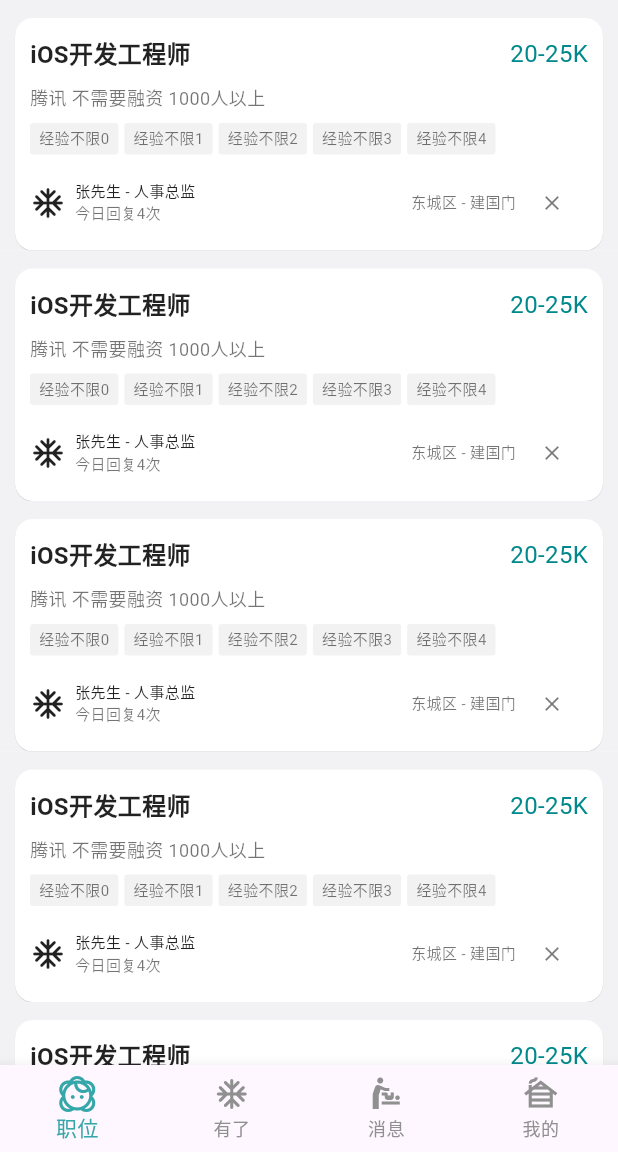
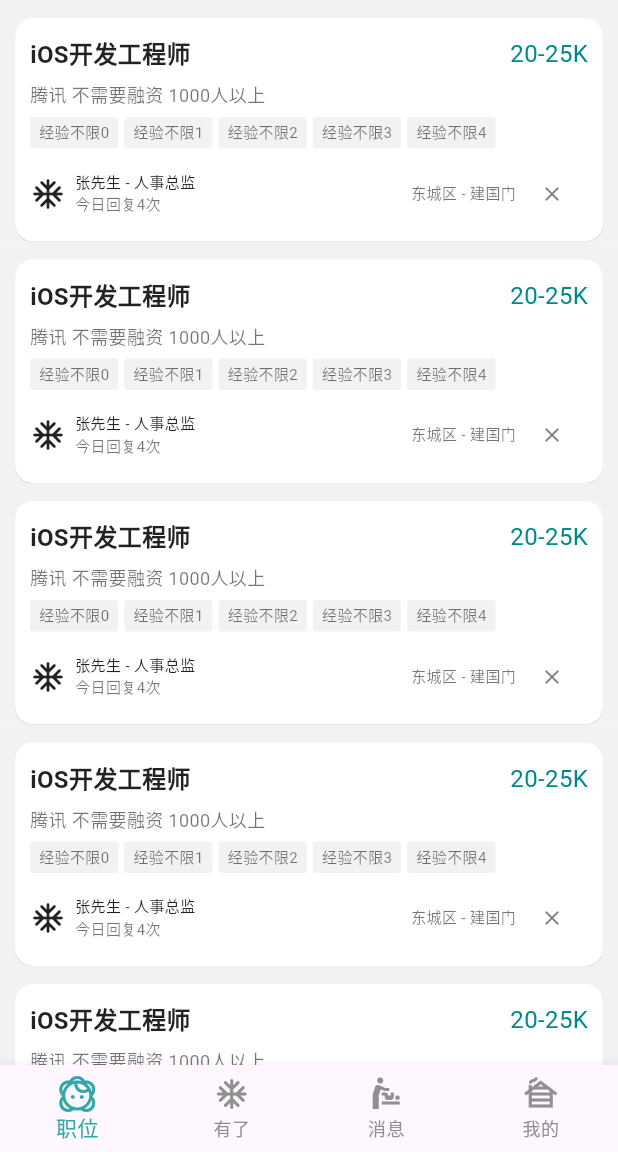
Before and after one commit to BHLinuxKernelSIG/BossZP_Flutter, a Flutter app: the screen it shows after launch, on a phone screen of 412 x 824 dp, the part 84-1236 px from its top. Run offline on Flutter 3.47's test engine with Material 3 defaults, Android fonts, the phone set to English and light mode, and no system bars.

Commit message:
Update position_item_widget.dart

```diff
--- a/lib/ui/position_item_widget.dart
+++ b/lib/ui/position_item_widget.dart
@@ -44,12 +44,12 @@ class PostionItemWidget extends StatelessWidget {
                   )
                 ],
               ),
-              SizedBox(height: 8),
+              SizedBox(height: 6),
               Text(
                 "腾讯 不需要融资 1000人以上",
                 style: TextStyle(fontSize: 12, color: colorDark),
               ),
-              SizedBox(height: 8),
+              SizedBox(height: 6),
               Wrap(
                 direction: Axis.horizontal,
                 runSpacing: 5,
@@ -69,7 +69,7 @@ class PostionItemWidget extends StatelessWidget {
                     )
                 ],
               ),
-              SizedBox(height: 8),
+              SizedBox(height: 6),
               Row(
                 children: [
                   Icon(Icons.ac_unit_rounded),
```
